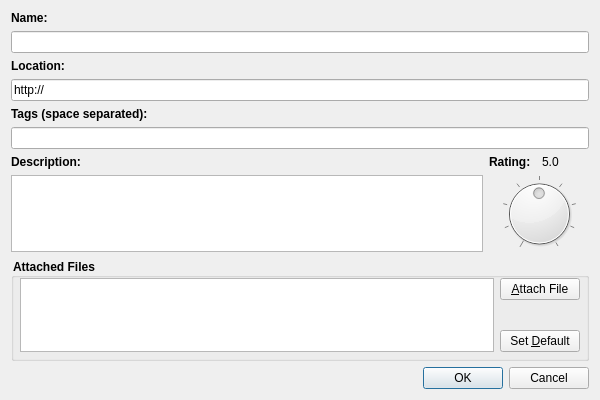
Above: BookmarkEditDialog.ui from hossein/BookmarkManager before the change. Below: the same form after it.
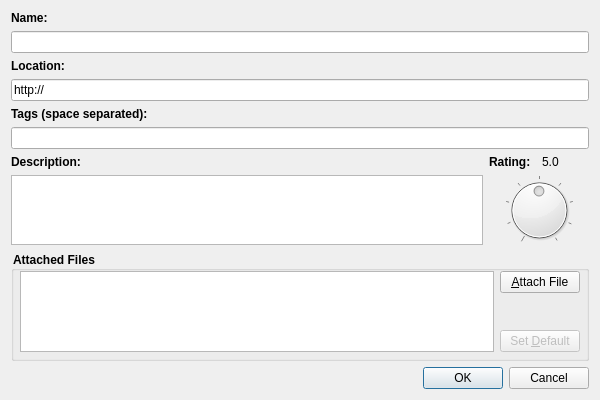
That is the form after the change. The open tabs and pages were chosen to show the change. Custom widgets are drawn as their Qt base class.

```diff
--- a/BookmarkEditDialog.ui
+++ b/BookmarkEditDialog.ui
@@ -13,7 +13,7 @@
   <property name="windowTitle">
    <string>Dialog</string>
   </property>
-  <layout class="QVBoxLayout" name="verticalLayout_5" stretch="1,1,1,1,1,1,20,1,1">
+  <layout class="QVBoxLayout" name="verticalLayout" stretch="0,0,0,0,0,0,1,0,0">
    <item>
     <widget class="QLabel" name="lblName">
      <property name="styleSheet">
@@ -171,7 +171,7 @@
            <number>0</number>
           </property>
           <item>
-           <widget class="QTableView" name="tvAttachedFiles">
+           <widget class="QTableWidget" name="twAttachedFiles">
             <property name="editTriggers">
              <set>QAbstractItemView::NoEditTriggers</set>
             </property>
@@ -216,6 +216,9 @@
             </item>
             <item>
              <widget class="QPushButton" name="btnSetFileAsDefault">
+              <property name="enabled">
+               <bool>false</bool>
+              </property>
               <property name="text">
                <string>Set &amp;Default</string>
               </property>
```
Left out of the diff: 2 changed lines with no effect on the pictures.
